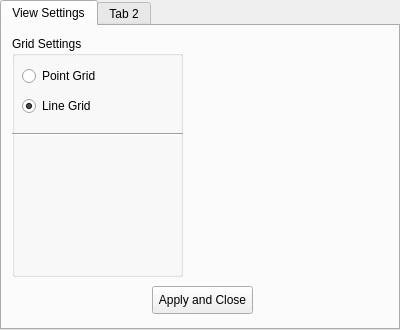
First picture: the form in forms/widgetsettings.ui, repository JuPedSim/jpseditor, before the edit.
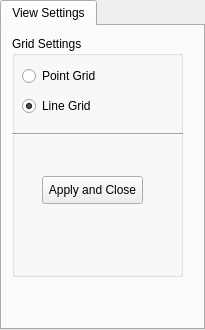
Second picture: the form after the edit.

Patch:
```diff
--- a/forms/widgetsettings.ui
+++ b/forms/widgetsettings.ui
@@ -6,13 +6,16 @@
    <rect>
     <x>0</x>
     <y>0</y>
-    <width>400</width>
+    <width>205</width>
     <height>330</height>
    </rect>
   </property>
   <property name="windowTitle">
    <string>TabWidget</string>
   </property>
+  <property name="currentIndex">
+   <number>0</number>
+  </property>
   <widget class="QWidget" name="tab">
    <attribute name="title">
     <string>View Settings</string>
@@ -74,12 +77,11 @@
       <enum>Qt::Horizontal</enum>
      </property>
     </widget>
-   </widget>
    <widget class="QPushButton" name="pushButtoncloseSettings">
     <property name="geometry">
      <rect>
-      <x>150</x>
-      <y>260</y>
+       <x>30</x>
+       <y>140</y>
       <width>101</width>
       <height>28</height>
      </rect>
@@ -89,10 +91,6 @@
     </property>
    </widget>
   </widget>
-  <widget class="QWidget" name="tab2">
-   <attribute name="title">
-    <string>Tab 2</string>
-   </attribute>
   </widget>
  </widget>
  <resources/>
```
Lines whose indentation alone changed are shown as unchanged.
